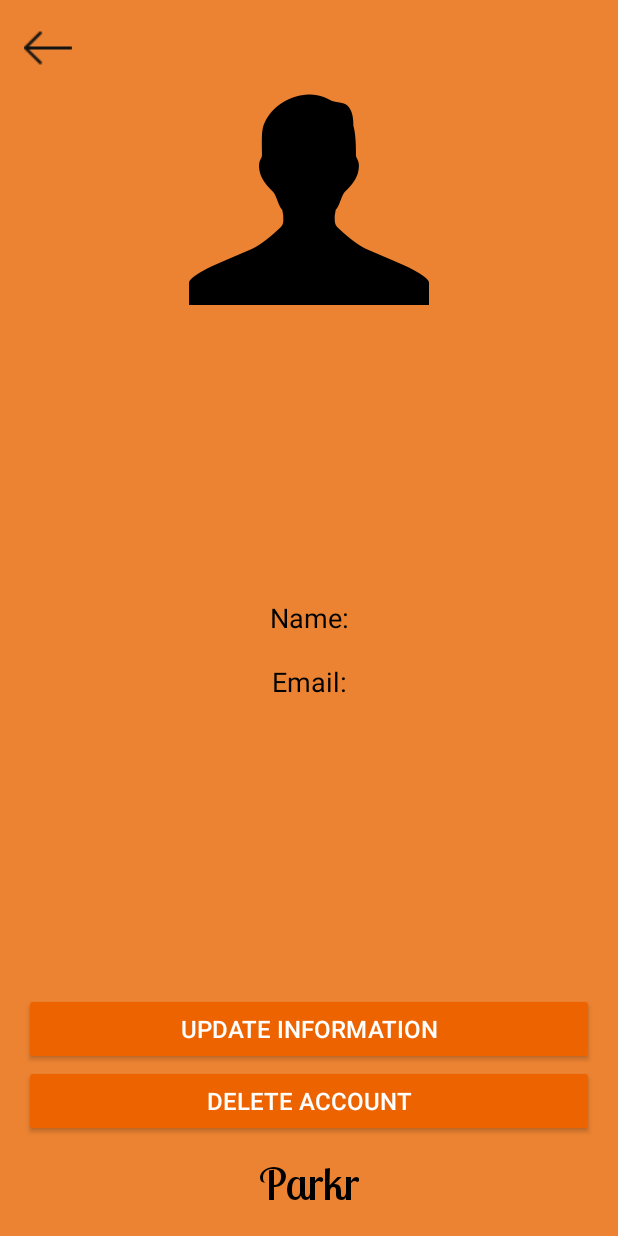
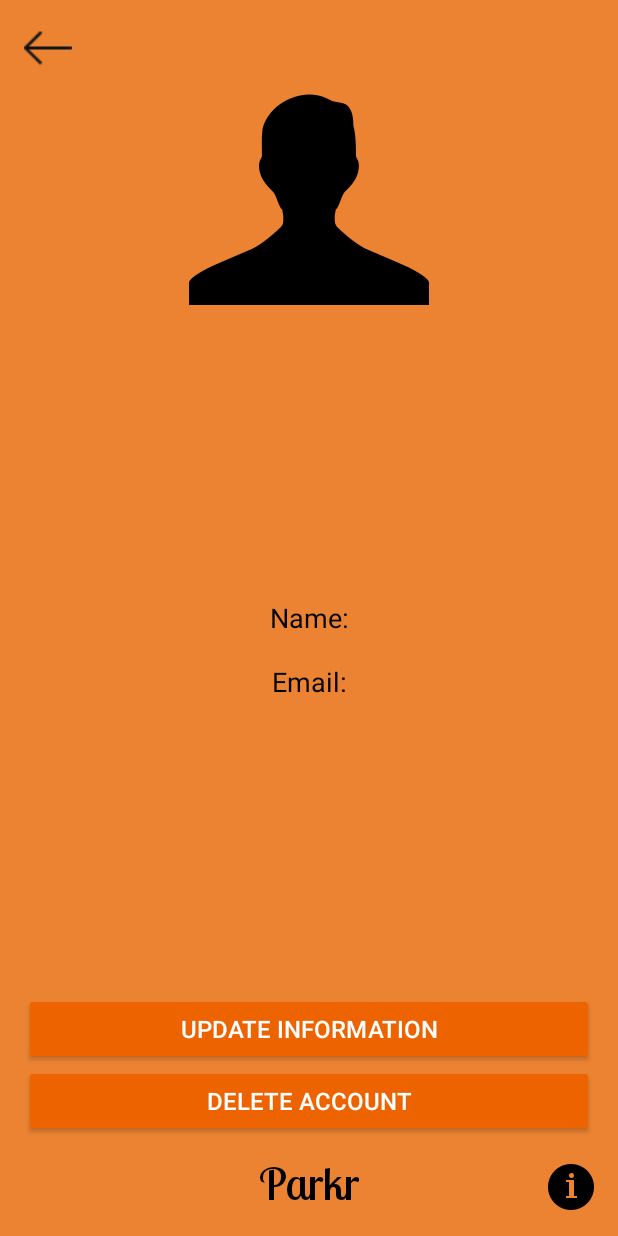
Before and after one commit to SIU-CS/Finite_Loop-production, an Android app: the AccountActivity screen opened directly, with no data from a screen before it, on a phone screen of 412 x 824 dp. Run offline under Robolectric (Android 15) with nearby library versions, the phone set to English and light mode, and no system bars; our stand-ins replace Firebase (no records; nobody signed in at launch, a user with empty details on screens opened directly).

Commit message:
added new dialogue box for account page info

```diff
--- a/ParkingSpotFinder/app/src/main/res/layout/activity_account.xml
+++ b/ParkingSpotFinder/app/src/main/res/layout/activity_account.xml
@@ -95,5 +95,14 @@
         android:layout_alignParentLeft="true"
         android:layout_alignParentStart="true" />
 
+    <Button
+        android:id="@+id/pageInfoButton"
+        android:layout_width="32dp"
+        android:layout_height="32dp"
+        android:background="@drawable/infopage"
+        android:layout_alignParentBottom="true"
+        android:layout_alignParentRight="true"
+        android:layout_alignParentEnd="true" />
+
 
 </RelativeLayout>
```
Also changed, not shown: ParkingSpotFinder/app/src/main/java/edu/siu/cs/www/parkingspotfinder/AccountActivity.java (+18 -0 lines).
